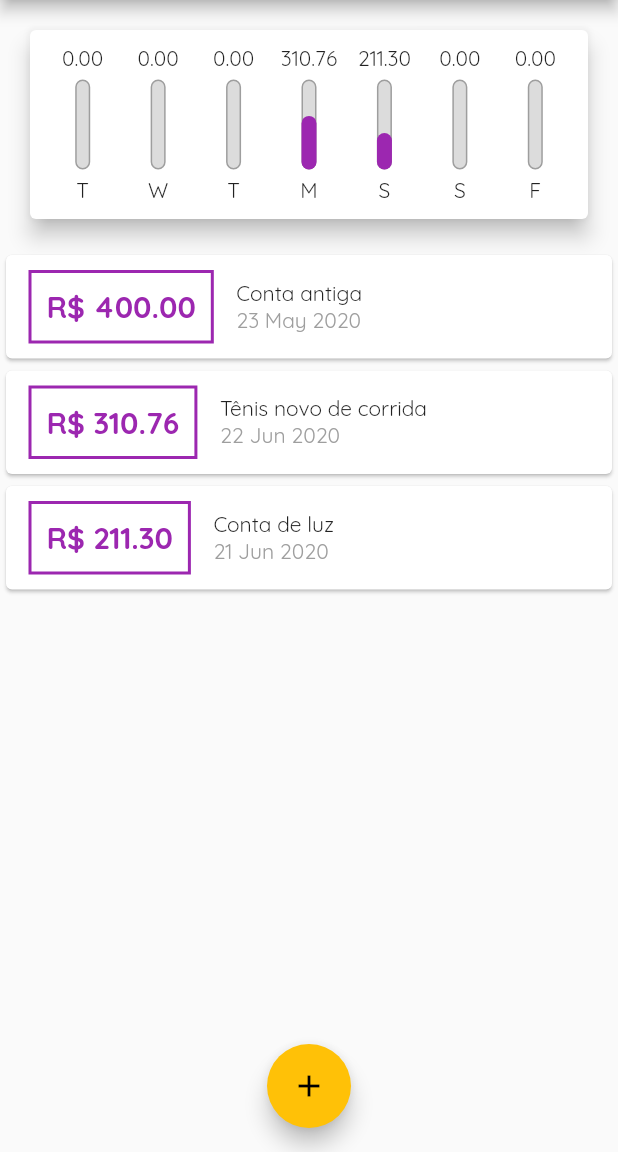
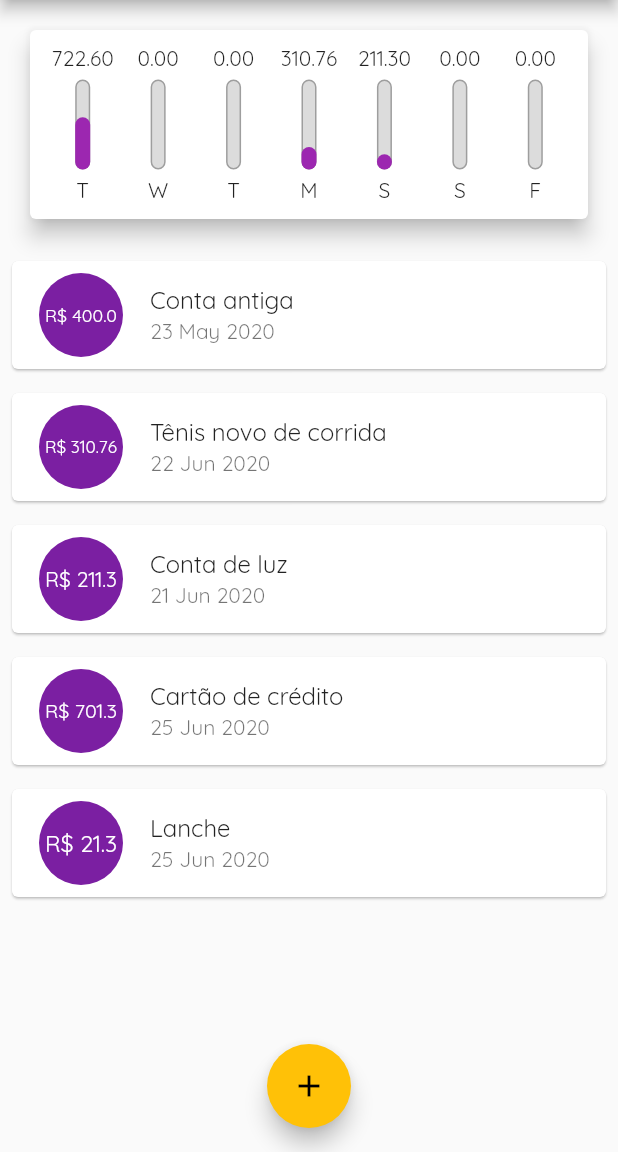
Before and after one commit to s7Thiago/expenses-app, a Flutter app: the screen it shows after launch, on a phone screen of 412 x 824 dp, the part 84-1236 px from its top. Run offline on Flutter 3.47's test engine with Material 2 defaults, Android fonts, the phone set to English and light mode, and no system bars; statements that could not run were skipped.

Commit message:
Refactoring transactions list with ListTile to improve thhe code and design.

```diff
--- a/lib/components/transaction_list.dart
+++ b/lib/components/transaction_list.dart
@@ -39,48 +39,25 @@ class TransactionList extends StatelessWidget {
                 final transaction = transactions[index];
 
                 return Card(
-                  child: Row(
-                    children: [
-                      Container(
-                        padding: EdgeInsets.all(10),
-                        margin: EdgeInsets.symmetric(
-                          horizontal: 15,
-                          vertical: 10,
-                        ),
-                        decoration: BoxDecoration(
-                          border: Border.all(
-                            color: Theme.of(context).primaryColor,
-                            width: 2,
-                          ),
-                        ),
-                        child: Text(
-                          'R\$ ${transaction.value.toStringAsFixed(2)}',
-                          style: TextStyle(
-                            fontWeight: FontWeight.bold,
-                            fontSize: 20,
-                            color: Theme.of(context).primaryColor,
-                          ),
+                  elevation: .7,
+                  margin: EdgeInsets.symmetric(vertical: 8, horizontal: 8),
+                  child: ListTile(
+                    leading: CircleAvatar(
+                      radius: 30,
+                      child: Padding(
+                        padding: const EdgeInsets.all(6.0),
+                        child: FittedBox(
+                          child: Text('R\$ ${transaction.value}'),
                         ),
                       ),
-                      Column(
-                        crossAxisAlignment: CrossAxisAlignment.start,
-                        children: [
-                          Text(
-                            transaction.title,
-                            style: Theme.of(context)
-                                .appBarTheme
-                                .textTheme
-                                .headline6,
-                          ),
-                          Text(
-                            DateFormat('d MMM y').format(transaction.date),
-                            style: TextStyle(
-                              color: Colors.grey,
-                            ),
-                          ),
-                        ],
-                      ),
-                    ],
+                    ),
+                    title: Text(
+                      transaction.title,
+                      style: Theme.of(context).appBarTheme.textTheme.headline6,
+                    ),
+                    subtitle: Text(
+                      DateFormat('d MMM y').format(transaction.date),
+                    ),
                   ),
                 );
               },
--- a/lib/main.dart
+++ b/lib/main.dart
@@ -57,6 +57,18 @@ class _MyHomePageState extends State<MyHomePage> {
       title: 'Conta de luz',
       value: 211.30,
       date: DateTime.now().subtract(Duration(days: 4)),
+    ),
+    Transaction(
+      id: 't3',
+      title: 'Cartão de crédito',
+      value: 701.30,
+      date: DateTime.now(),
+    ),
+    Transaction(
+      id: 't4',
+      title: 'Lanche',
+      value: 21.30,
+      date: DateTime.now(),
     ),
   ];
 
```
